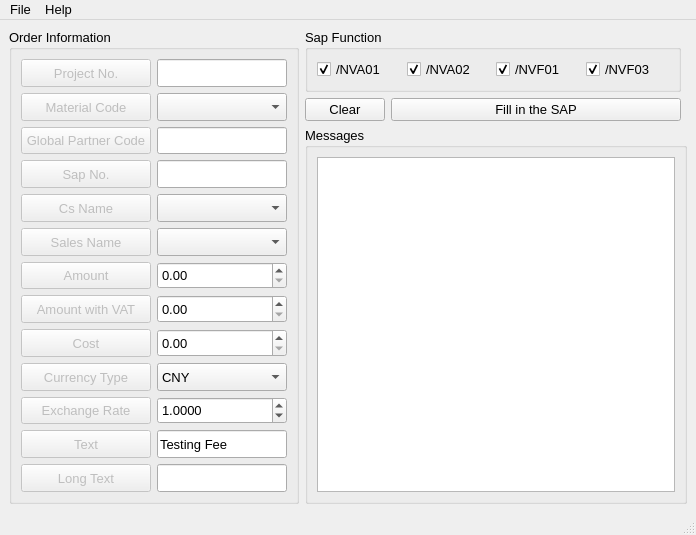
Old version of the form Operate/GUI/Sap/Sap_Operate_UI.ui in the repository chen-huai/work.
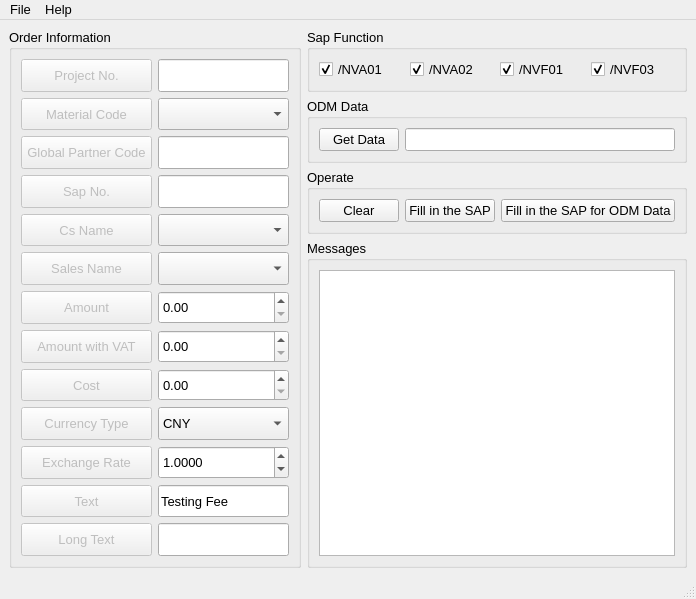
New version of the form. Icons and pictures are not drawn.

```diff
--- a/Operate/GUI/Sap/Sap_Operate_UI.ui
+++ b/Operate/GUI/Sap/Sap_Operate_UI.ui
@@ -7,7 +7,7 @@
     <x>0</x>
     <y>0</y>
     <width>696</width>
-    <height>535</height>
+    <height>599</height>
    </rect>
   </property>
   <property name="font">
@@ -24,7 +24,7 @@
   </property>
   <widget class="QWidget" name="centralwidget">
    <layout class="QGridLayout" name="gridLayout_3">
-    <item row="0" column="0" rowspan="3">
+    <item row="0" column="0" rowspan="4">
      <widget class="QGroupBox" name="groupBox">
       <property name="sizePolicy">
        <sizepolicy hsizetype="Expanding" vsizetype="Expanding">
@@ -639,38 +639,7 @@
       <zorder>pushButton_15</zorder>
      </widget>
     </item>
-    <item row="1" column="2">
-     <widget class="QPushButton" name="pushButton_11">
-      <property name="sizePolicy">
-       <sizepolicy hsizetype="Expanding" vsizetype="Fixed">
-        <horstretch>0</horstretch>
-        <verstretch>0</verstretch>
-       </sizepolicy>
-      </property>
-      <property name="font">
-       <font>
-        <pointsize>10</pointsize>
-       </font>
-      </property>
-      <property name="statusTip">
-       <string>点击后开始SAP操作</string>
-      </property>
-      <property name="text">
-       <string>Fill in the SAP</string>
-      </property>
-     </widget>
-    </item>
-    <item row="1" column="1">
-     <widget class="QPushButton" name="pushButton_12">
-      <property name="statusTip">
-       <string>清理Messages框中的信息</string>
-      </property>
-      <property name="text">
-       <string>Clear</string>
-      </property>
-     </widget>
-    </item>
-    <item row="0" column="1" colspan="2">
+    <item row="0" column="1">
      <widget class="QGroupBox" name="groupBox_3">
       <property name="sizePolicy">
        <sizepolicy hsizetype="Minimum" vsizetype="Fixed">
@@ -789,7 +758,104 @@
       </layout>
      </widget>
     </item>
-    <item row="2" column="1" colspan="3">
+    <item row="1" column="1">
+     <widget class="QGroupBox" name="groupBox_4">
+      <property name="sizePolicy">
+       <sizepolicy hsizetype="Expanding" vsizetype="Fixed">
+        <horstretch>0</horstretch>
+        <verstretch>0</verstretch>
+       </sizepolicy>
+      </property>
+      <property name="title">
+       <string>ODM Data</string>
+      </property>
+      <layout class="QHBoxLayout" name="horizontalLayout_2">
+       <item>
+        <widget class="QPushButton" name="pushButton_16">
+         <property name="sizePolicy">
+          <sizepolicy hsizetype="Minimum" vsizetype="Fixed">
+           <horstretch>0</horstretch>
+           <verstretch>0</verstretch>
+          </sizepolicy>
+         </property>
+         <property name="text">
+          <string>Get Data</string>
+         </property>
+        </widget>
+       </item>
+       <item>
+        <widget class="QLineEdit" name="lineEdit_6">
+         <property name="sizePolicy">
+          <sizepolicy hsizetype="Expanding" vsizetype="Expanding">
+           <horstretch>0</horstretch>
+           <verstretch>0</verstretch>
+          </sizepolicy>
+         </property>
+        </widget>
+       </item>
+      </layout>
+     </widget>
+    </item>
+    <item row="2" column="1">
+     <widget class="QGroupBox" name="groupBox_5">
+      <property name="title">
+       <string>Operate</string>
+      </property>
+      <layout class="QHBoxLayout" name="horizontalLayout_3">
+       <item>
+        <widget class="QPushButton" name="pushButton_12">
+         <property name="sizePolicy">
+          <sizepolicy hsizetype="Expanding" vsizetype="Fixed">
+           <horstretch>0</horstretch>
+           <verstretch>0</verstretch>
+          </sizepolicy>
+         </property>
+         <property name="statusTip">
+          <string>清理Messages框中的信息</string>
+         </property>
+         <property name="text">
+          <string>Clear</string>
+         </property>
+        </widget>
+       </item>
+       <item>
+        <widget class="QPushButton" name="pushButton_11">
+         <property name="sizePolicy">
+          <sizepolicy hsizetype="Expanding" vsizetype="Fixed">
+           <horstretch>0</horstretch>
+           <verstretch>0</verstretch>
+          </sizepolicy>
+         </property>
+         <property name="font">
+          <font>
+           <pointsize>10</pointsize>
+          </font>
+         </property>
+         <property name="statusTip">
+          <string>点击后开始SAP操作</string>
+         </property>
+         <property name="text">
+          <string>Fill in the SAP</string>
+         </property>
+        </widget>
+       </item>
+       <item>
+        <widget class="QPushButton" name="pushButton_17">
+         <property name="sizePolicy">
+          <sizepolicy hsizetype="Expanding" vsizetype="Fixed">
+           <horstretch>0</horstretch>
+           <verstretch>0</verstretch>
+          </sizepolicy>
+         </property>
+         <property name="text">
+          <string>Fill in the SAP for ODM Data</string>
+         </property>
+        </widget>
+       </item>
+      </layout>
+     </widget>
+    </item>
+    <item row="3" column="1">
      <widget class="QGroupBox" name="groupBox_2">
       <property name="font">
        <font>
```
